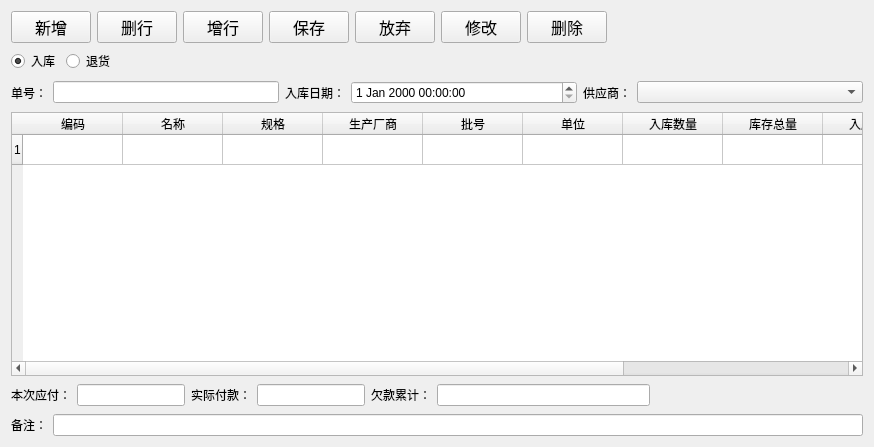
First picture: the form in drugstorage.ui, repository histest/his, before the edit.
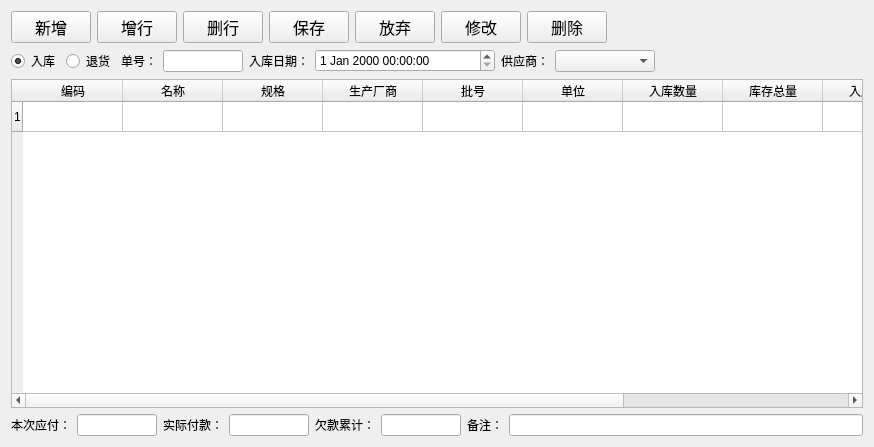
Second picture: the form after the edit.

```diff
--- a/drugstorage.ui
+++ b/drugstorage.ui
@@ -13,7 +13,7 @@
   <property name="windowTitle">
    <string>药品入库</string>
   </property>
-  <layout class="QVBoxLayout" name="verticalLayout_2">
+  <layout class="QVBoxLayout" name="verticalLayout">
    <item>
     <layout class="QHBoxLayout" name="horizontalLayout_2">
      <item>
@@ -35,24 +35,6 @@
        </property>
       </widget>
      </item>
-     <item>
-      <widget class="QPushButton" name="deleteRowButton">
-       <property name="sizePolicy">
-        <sizepolicy hsizetype="Fixed" vsizetype="Fixed">
-         <horstretch>0</horstretch>
-         <verstretch>0</verstretch>
-        </sizepolicy>
-       </property>
-       <property name="font">
-        <font>
-         <pointsize>12</pointsize>
-        </font>
-       </property>
-       <property name="text">
-        <string>删行</string>
-       </property>
-      </widget>
-     </item>
      <item>
       <widget class="QPushButton" name="addRowButton">
        <property name="sizePolicy">
@@ -71,6 +53,24 @@
        </property>
       </widget>
      </item>
+     <item>
+      <widget class="QPushButton" name="deleteRowButton">
+       <property name="sizePolicy">
+        <sizepolicy hsizetype="Fixed" vsizetype="Fixed">
+         <horstretch>0</horstretch>
+         <verstretch>0</verstretch>
+        </sizepolicy>
+       </property>
+       <property name="font">
+        <font>
+         <pointsize>12</pointsize>
+        </font>
+       </property>
+       <property name="text">
+        <string>删行</string>
+       </property>
+      </widget>
+     </item>
      <item>
       <widget class="QPushButton" name="saveButton">
        <property name="sizePolicy">
@@ -163,12 +163,7 @@
     </layout>
    </item>
    <item>
-    <layout class="QVBoxLayout" name="verticalLayout">
-     <property name="spacing">
-      <number>8</number>
-     </property>
-     <item>
-      <layout class="QHBoxLayout" name="horizontalLayout_3">
+    <layout class="QHBoxLayout" name="horizontalLayout">
        <item>
         <widget class="QRadioButton" name="radioButton_Add">
          <property name="text">
@@ -187,30 +182,6 @@
         </widget>
        </item>
        <item>
-        <spacer name="horizontalSpacer">
-         <property name="orientation">
-          <enum>Qt::Horizontal</enum>
-         </property>
-         <property name="sizeHint" stdset="0">
-          <size>
-           <width>40</width>
-           <height>20</height>
-          </size>
-         </property>
-        </spacer>
-       </item>
-      </layout>
-     </item>
-     <item>
-      <layout class="QHBoxLayout" name="horizontalLayout_15">
-       <item>
-        <layout class="QHBoxLayout" name="horizontalLayout_10">
-         <item>
-          <layout class="QHBoxLayout" name="horizontalLayout">
-           <property name="spacing">
-            <number>6</number>
-           </property>
-           <item>
             <widget class="QLabel" name="label">
              <property name="text">
               <string>单号：</string>
@@ -218,7 +189,14 @@
             </widget>
            </item>
            <item>
-            <widget class="QLineEdit" name="lineEdit_No"/>
+      <widget class="QLineEdit" name="lineEdit_No">
+       <property name="maximumSize">
+        <size>
+         <width>80</width>
+         <height>16777215</height>
+        </size>
+       </property>
+      </widget>
            </item>
            <item>
             <widget class="QLabel" name="label_5">
@@ -235,6 +213,12 @@
                <verstretch>0</verstretch>
               </sizepolicy>
              </property>
+       <property name="maximumSize">
+        <size>
+         <width>180</width>
+         <height>16777215</height>
+        </size>
+       </property>
             </widget>
            </item>
            <item>
@@ -252,11 +236,26 @@
                <verstretch>0</verstretch>
               </sizepolicy>
              </property>
-            </widget>
-           </item>
-          </layout>
-         </item>
-        </layout>
+       <property name="maximumSize">
+        <size>
+         <width>100</width>
+         <height>16777215</height>
+        </size>
+       </property>
+      </widget>
+     </item>
+     <item>
+      <spacer name="horizontalSpacer">
+       <property name="orientation">
+        <enum>Qt::Horizontal</enum>
+       </property>
+       <property name="sizeHint" stdset="0">
+        <size>
+         <width>40</width>
+         <height>20</height>
+        </size>
+       </property>
+      </spacer>
        </item>
       </layout>
      </item>
@@ -339,9 +338,7 @@
       </widget>
      </item>
      <item>
-      <layout class="QHBoxLayout" name="horizontalLayout_21">
-       <item>
-        <layout class="QHBoxLayout" name="horizontalLayout_22">
+    <layout class="QHBoxLayout" name="horizontalLayout_4">
          <item>
           <widget class="QLabel" name="label_14">
            <property name="text">
@@ -357,6 +354,12 @@
              <verstretch>0</verstretch>
             </sizepolicy>
            </property>
+       <property name="maximumSize">
+        <size>
+         <width>80</width>
+         <height>16777215</height>
+        </size>
+       </property>
           </widget>
          </item>
          <item>
@@ -374,15 +377,17 @@
              <verstretch>0</verstretch>
             </sizepolicy>
            </property>
+       <property name="maximumSize">
+        <size>
+         <width>80</width>
+         <height>16777215</height>
+        </size>
+       </property>
            <property name="text">
             <string/>
            </property>
           </widget>
          </item>
-        </layout>
-       </item>
-       <item>
-        <layout class="QHBoxLayout" name="horizontalLayout_24">
          <item>
           <widget class="QLabel" name="label_17">
            <property name="text">
@@ -391,29 +396,15 @@
           </widget>
          </item>
          <item>
-          <widget class="QLineEdit" name="lineEdit_debt"/>
-         </item>
-         <item>
-          <spacer name="horizontalSpacer_3">
-           <property name="orientation">
-            <enum>Qt::Horizontal</enum>
-           </property>
-           <property name="sizeHint" stdset="0">
+      <widget class="QLineEdit" name="lineEdit_debt">
+       <property name="maximumSize">
             <size>
-             <width>40</width>
-             <height>20</height>
-            </size>
-           </property>
-          </spacer>
-         </item>
-        </layout>
-       </item>
-      </layout>
-     </item>
-     <item>
-      <layout class="QHBoxLayout" name="horizontalLayout_23">
-       <item>
-        <layout class="QHBoxLayout" name="horizontalLayout_25">
+         <width>80</width>
+         <height>16777215</height>
+        </size>
+       </property>
+      </widget>
+     </item>
          <item>
           <widget class="QLabel" name="label_16">
            <property name="text">
@@ -423,10 +414,6 @@
          </item>
          <item>
           <widget class="QLineEdit" name="lineEdit_2"/>
-         </item>
-        </layout>
-       </item>
-      </layout>
      </item>
     </layout>
    </item>
```
Lines whose indentation alone changed are shown as unchanged.
